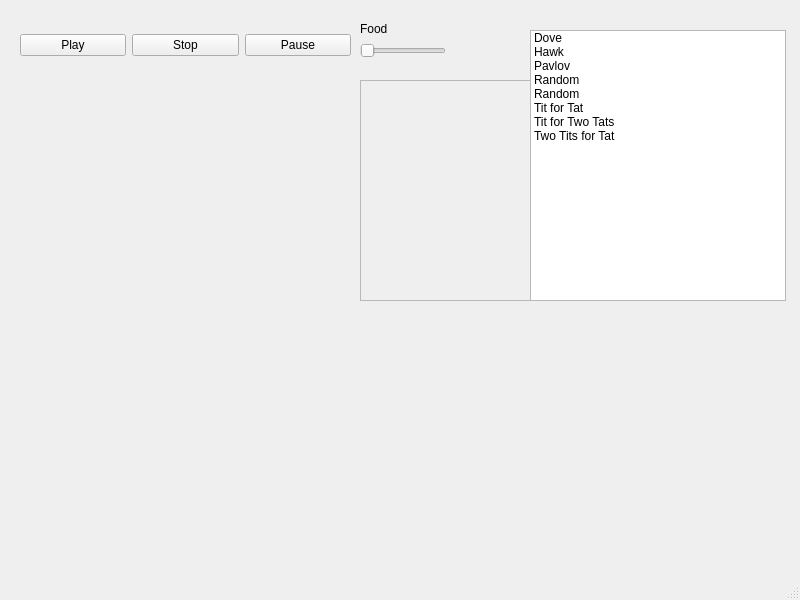
Old version of the form IPDS_QT_Project/mainwindow.ui in the repository MATF-RS20/RS015-ipds-iterated-prisoners-dilemma-simulation.
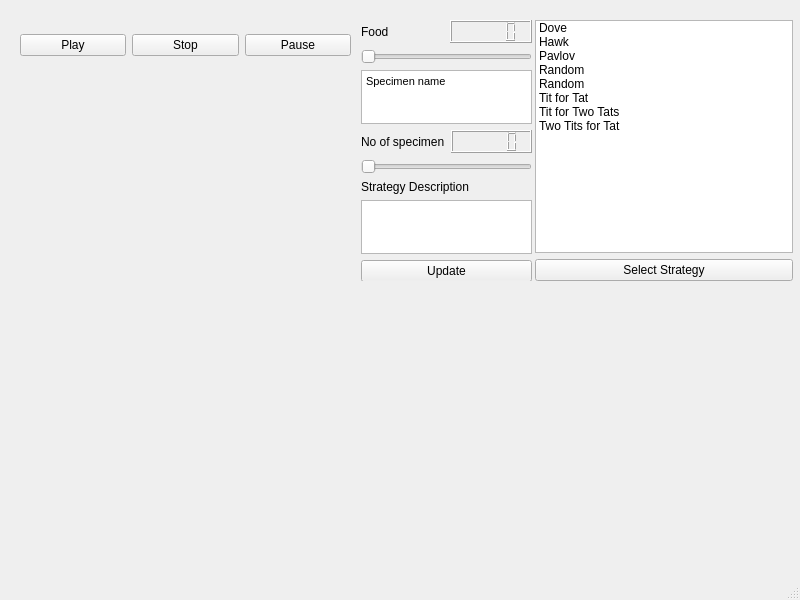
New version of the form. Custom widgets are drawn as their Qt base class.

Patch:
```diff
--- a/IPDS_QT_Project/mainwindow.ui
+++ b/IPDS_QT_Project/mainwindow.ui
@@ -24,79 +24,6 @@
      </rect>
     </property>
    </widget>
-   <widget class="QScrollArea" name="scrollArea">
-    <property name="geometry">
-     <rect>
-      <x>360</x>
-      <y>80</y>
-      <width>171</width>
-      <height>221</height>
-     </rect>
-    </property>
-    <property name="widgetResizable">
-     <bool>true</bool>
-    </property>
-    <widget class="QWidget" name="scrollAreaWidgetContents">
-     <property name="geometry">
-      <rect>
-       <x>0</x>
-       <y>0</y>
-       <width>169</width>
-       <height>219</height>
-      </rect>
-     </property>
-    </widget>
-   </widget>
-   <widget class="QListWidget" name="listWidget">
-    <property name="geometry">
-     <rect>
-      <x>530</x>
-      <y>30</y>
-      <width>256</width>
-      <height>271</height>
-     </rect>
-    </property>
-    <item>
-     <property name="text">
-      <string>Dove</string>
-     </property>
-    </item>
-    <item>
-     <property name="text">
-      <string>Hawk</string>
-     </property>
-    </item>
-    <item>
-     <property name="text">
-      <string>Pavlov</string>
-     </property>
-    </item>
-    <item>
-     <property name="text">
-      <string>Random</string>
-     </property>
-    </item>
-    <item>
-     <property name="text">
-      <string>Random</string>
-     </property>
-    </item>
-    <item>
-     <property name="text">
-      <string>Tit for Tat</string>
-     </property>
-    </item>
-    <item>
-     <property name="text">
-      <string>Tit for Two Tats</string>
-     </property>
-    </item>
-    <item>
-     <property name="text">
-      <string>Two Tits for Tat</string>
-     </property>
-    </item>
-   </widget>
    <widget class="QWidget" name="layoutWidget">
     <property name="geometry">
      <rect>
@@ -130,38 +57,6 @@
      </item>
     </layout>
    </widget>
-   <widget class="QWidget" name="layoutWidget">
-    <property name="geometry">
-     <rect>
-      <x>360</x>
-      <y>20</y>
-      <width>86</width>
-      <height>38</height>
-     </rect>
-    </property>
-    <layout class="QVBoxLayout" name="verticalLayout">
-     <item>
-      <widget class="QLabel" name="label">
-       <property name="text">
-        <string>Food</string>
-       </property>
-      </widget>
-     </item>
-     <item>
-      <widget class="QSlider" name="foodSlider">
-       <property name="minimum">
-        <number>1</number>
-       </property>
-       <property name="maximum">
-        <number>100</number>
-       </property>
-       <property name="orientation">
-        <enum>Qt::Horizontal</enum>
-       </property>
-      </widget>
-     </item>
-    </layout>
-   </widget>
    <widget class="QWidget" name="displayWidget" native="true">
     <property name="geometry">
      <rect>
@@ -172,6 +67,163 @@
      </rect>
     </property>
    </widget>
+   <widget class="QWidget" name="">
+    <property name="geometry">
+     <rect>
+      <x>535</x>
+      <y>20</y>
+      <width>258</width>
+      <height>261</height>
+     </rect>
+    </property>
+    <layout class="QVBoxLayout" name="verticalLayout_2">
+     <item>
+      <widget class="QListWidget" name="listWidget">
+       <item>
+        <property name="text">
+         <string>Dove</string>
+        </property>
+       </item>
+       <item>
+        <property name="text">
+         <string>Hawk</string>
+        </property>
+       </item>
+       <item>
+        <property name="text">
+         <string>Pavlov</string>
+        </property>
+       </item>
+       <item>
+        <property name="text">
+         <string>Random</string>
+        </property>
+       </item>
+       <item>
+        <property name="text">
+         <string>Random</string>
+        </property>
+       </item>
+       <item>
+        <property name="text">
+         <string>Tit for Tat</string>
+        </property>
+       </item>
+       <item>
+        <property name="text">
+         <string>Tit for Two Tats</string>
+        </property>
+       </item>
+       <item>
+        <property name="text">
+         <string>Two Tits for Tat</string>
+        </property>
+       </item>
+      </widget>
+     </item>
+     <item>
+      <widget class="QPushButton" name="changeSpecimenNumber">
+       <property name="text">
+        <string>Select Strategy</string>
+       </property>
+      </widget>
+     </item>
+    </layout>
+   </widget>
+   <widget class="QWidget" name="">
+    <property name="geometry">
+     <rect>
+      <x>361</x>
+      <y>20</y>
+      <width>171</width>
+      <height>261</height>
+     </rect>
+    </property>
+    <layout class="QVBoxLayout" name="verticalLayout">
+     <item>
+      <layout class="QHBoxLayout" name="horizontalLayout_2">
+       <item>
+        <widget class="QLabel" name="label">
+         <property name="text">
+          <string>Food</string>
+         </property>
+        </widget>
+       </item>
+       <item>
+        <widget class="QLCDNumber" name="foodCounter"/>
+       </item>
+      </layout>
+     </item>
+     <item>
+      <widget class="QSlider" name="foodSlider">
+       <property name="minimum">
+        <number>1</number>
+       </property>
+       <property name="maximum">
+        <number>100</number>
+       </property>
+       <property name="orientation">
+        <enum>Qt::Horizontal</enum>
+       </property>
+      </widget>
+     </item>
+     <item>
+      <widget class="QTextEdit" name="specimenName">
+       <property name="html">
+        <string>&lt;!DOCTYPE HTML PUBLIC &quot;-//W3C//DTD HTML 4.0//EN&quot; &quot;http://www.w3.org/TR/REC-html40/strict.dtd&quot;&gt;
+&lt;html&gt;&lt;head&gt;&lt;meta name=&quot;qrichtext&quot; content=&quot;1&quot; /&gt;&lt;style type=&quot;text/css&quot;&gt;
+p, li { white-space: pre-wrap; }
+&lt;/style&gt;&lt;/head&gt;&lt;body style=&quot; font-family:'MS Shell Dlg 2'; font-size:8.25pt; font-weight:400; font-style:normal;&quot;&gt;
+&lt;p style=&quot; margin-top:0px; margin-bottom:0px; margin-left:0px; margin-right:0px; -qt-block-indent:0; text-indent:0px;&quot;&gt;&lt;span style=&quot; font-family:'MS Shell Dlg 2';&quot;&gt;Specimen name&lt;/span&gt;&lt;/p&gt;&lt;/body&gt;&lt;/html&gt;</string>
+       </property>
+      </widget>
+     </item>
+     <item>
+      <layout class="QHBoxLayout" name="horizontalLayout_3">
+       <item>
+        <widget class="QLabel" name="label_2">
+         <property name="text">
+          <string>No of specimen</string>
+         </property>
+        </widget>
+       </item>
+       <item>
+        <widget class="QLCDNumber" name="specimenNoCounter"/>
+       </item>
+      </layout>
+     </item>
+     <item>
+      <widget class="QSlider" name="specimenNoSlider">
+       <property name="minimum">
+        <number>1</number>
+       </property>
+       <property name="maximum">
+        <number>100</number>
+       </property>
+       <property name="orientation">
+        <enum>Qt::Horizontal</enum>
+       </property>
+      </widget>
+     </item>
+     <item>
+      <widget class="QLabel" name="descriptionLabel">
+       <property name="text">
+        <string>Strategy Description</string>
+       </property>
+      </widget>
+     </item>
+     <item>
+      <widget class="QTextEdit" name="specimenDescription"/>
+     </item>
+     <item>
+      <widget class="QPushButton" name="updateButton">
+       <property name="text">
+        <string>Update</string>
+       </property>
+      </widget>
+     </item>
+    </layout>
+   </widget>
   </widget>
   <widget class="QStatusBar" name="statusbar"/>
  </widget>
```
